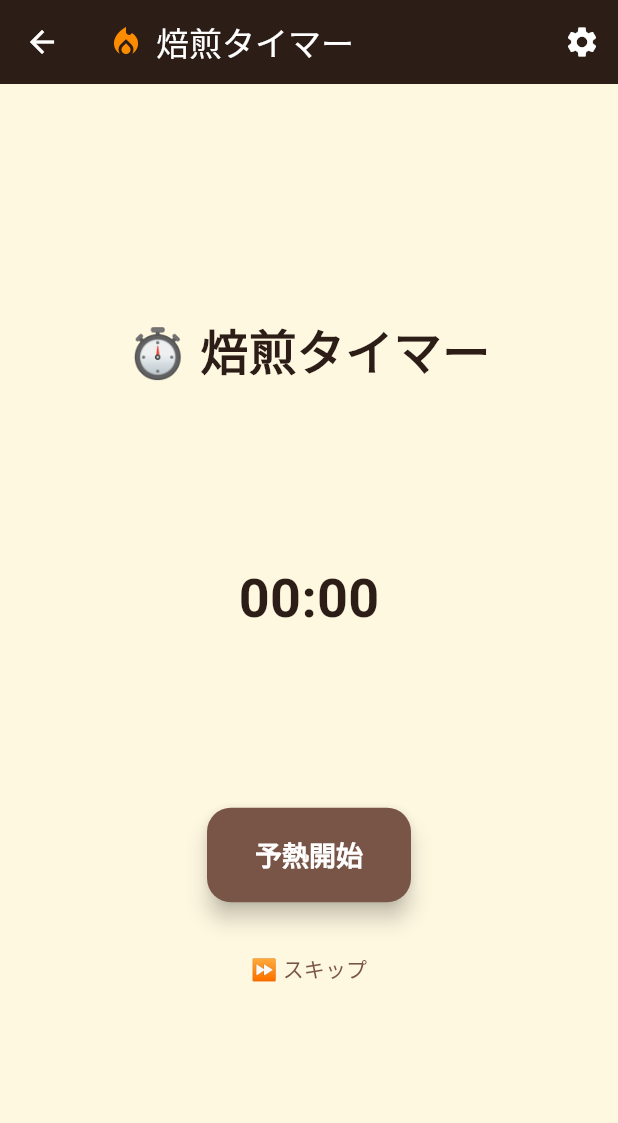
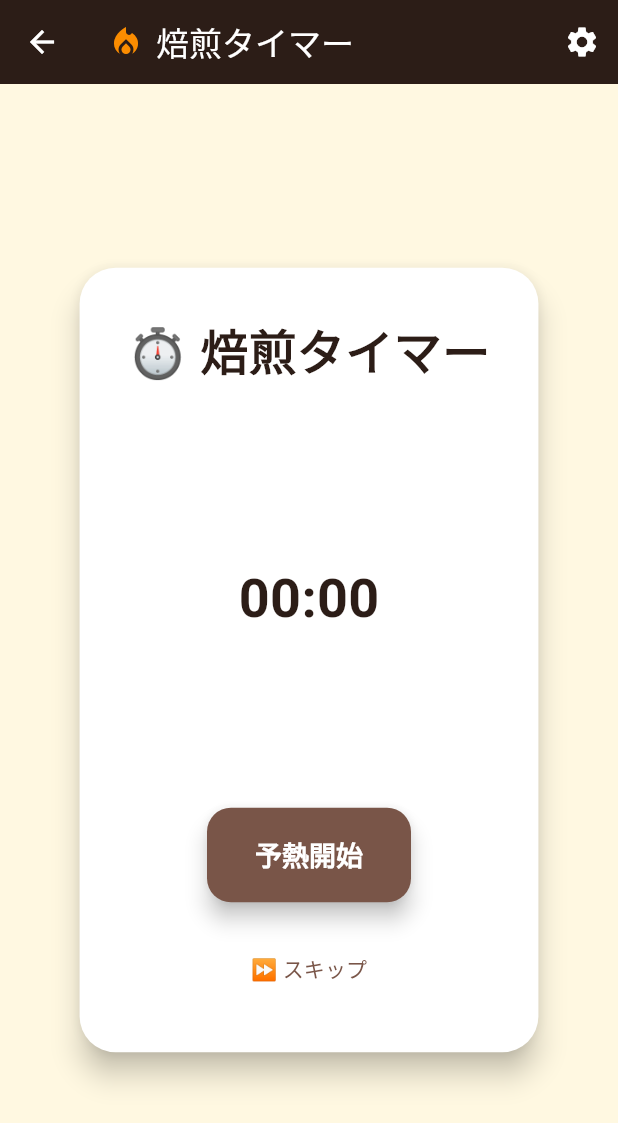
Before and after one commit to IKcoding-jp/roast-plus, a Flutter app: the RoastTimerAdvancedPage screen opened directly, on a phone screen of 412 x 824 dp. Shown: the top 1123 px of the screen. Run offline on Flutter 3.47's test engine with Material 3 defaults, Android fonts, the phone set to English and light mode, and no system bars; our stand-ins replace audioplayers, cloud_firestore, firebase_auth, firebase_core, flutter_colorpicker, google_sign_in and 1 more; accounts and stored records are empty; Roboto replaces fonts that are missing (HannariMincho).

Commit message:
背景色2適用UI修正焙煎タイマー等の反映

```diff
--- a/lib/pages/roast/roast_timer_advanced_page.dart
+++ b/lib/pages/roast/roast_timer_advanced_page.dart
@@ -4,6 +4,8 @@ import 'package:audioplayers/audioplayers.dart';
 import 'package:bysnapp/pages/roast/roast_timer_settings_page.dart';
 import 'package:bysnapp/pages/roast/roast_record_page.dart';
 import 'package:bysnapp/pages/roast/roast_advisor_page.dart';
+import 'package:provider/provider.dart';
+import '../../models/theme_settings.dart';
 
 class RoastTimerAdvancedPage extends StatefulWidget {
   final Duration? initialDuration;
@@ -268,7 +270,16 @@ class _RoastTimerAdvancedPageState extends State<RoastTimerAdvancedPage>
       body: Center(
         child: Padding(
           padding: const EdgeInsets.all(24.0),
+          child: Card(
+            elevation: 8,
+            shape: RoundedRectangleBorder(
+              borderRadius: BorderRadius.circular(24),
+            ),
+            color: Provider.of<ThemeSettings>(context).backgroundColor2 ?? Colors.white,
+            child: Padding(
+              padding: const EdgeInsets.all(32.0),
               child: Column(
+                mainAxisSize: MainAxisSize.min,
                 mainAxisAlignment: MainAxisAlignment.center,
                 children: [
                   Text(
@@ -319,6 +330,8 @@ class _RoastTimerAdvancedPageState extends State<RoastTimerAdvancedPage>
               ),
             ),
           ),
+        ),
+      ),
     );
   }
 }
--- a/lib/pages/roast/roast_timer_settings_page.dart
+++ b/lib/pages/roast/roast_timer_settings_page.dart
@@ -1,6 +1,8 @@
 import 'package:flutter/material.dart';
 import 'package:shared_preferences/shared_preferences.dart';
 import '../../services/roast_timer_settings_firestore_service.dart';
+import 'package:provider/provider.dart';
+import '../../models/theme_settings.dart';
 
 class RoastTimerSettingsPage extends StatefulWidget {
   const RoastTimerSettingsPage({super.key});
@@ -69,7 +71,9 @@ class RoastTimerSettingsPageState extends State<RoastTimerSettingsPage> {
                   shape: RoundedRectangleBorder(
                     borderRadius: BorderRadius.circular(16),
                   ),
-                  color: Colors.white,
+                  color:
+                      Provider.of<ThemeSettings>(context).backgroundColor2 ??
+                      Colors.white,
                   child: Padding(
                     padding: const EdgeInsets.all(24),
                     child: Column(
```
Lines whose indentation alone changed are shown as unchanged.
